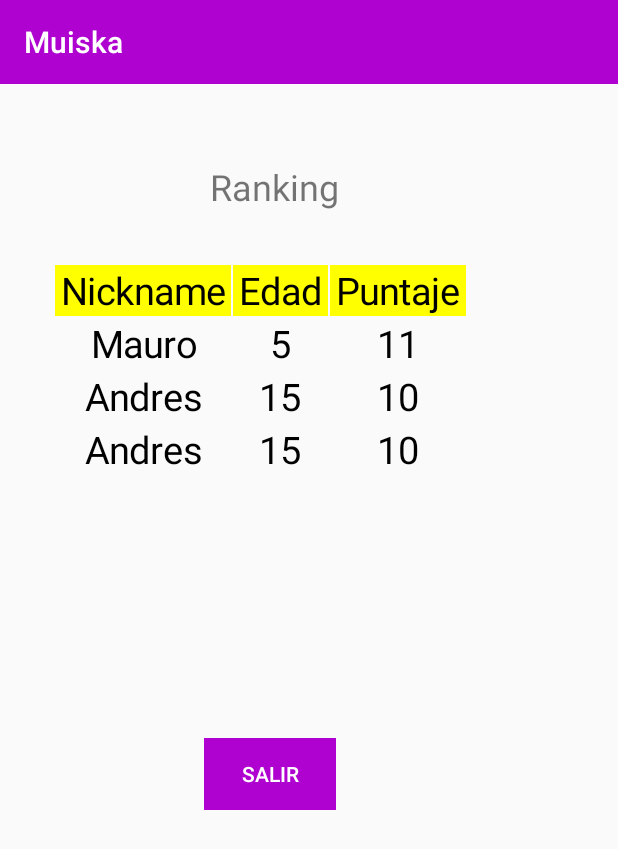
After one commit to imdevelopco/Muiska, an Android app: the ScoresActivity screen opened directly, with no data from a screen before it, on a phone screen of 412 x 824 dp. The commit adds this screen. Shown: the top 849 px of the screen. Run offline under Robolectric (Android 15) with nearby library versions, the phone set to English and light mode, and no system bars.

Commit message:
game finish.

```diff
--- /dev/null
+++ b/app/src/main/java/com/example/muiska/views/ScoresActivity.java
@@ -0,0 +1,55 @@
+package com.example.muiska.views;
+
+import androidx.appcompat.app.AppCompatActivity;
+
+import android.content.Intent;
+import android.os.Bundle;
+import android.view.View;
+import android.widget.TableLayout;
+
+import com.example.muiska.R;
+import com.example.muiska.models.AnswerQuestionsDAO;
+
+import java.util.ArrayList;
+
+public class ScoresActivity extends AppCompatActivity {
+
+    private TableLayout tb;
+    private String[] header = {"Nickname","Edad","Puntaje"};
+    private ArrayList<String[]> rows = new ArrayList<String[]>();
+    private  TableResult tableResult;
+    @Override
+    protected void onCreate(Bundle savedInstanceState) {
+        super.onCreate(savedInstanceState);
+        setContentView(R.layout.activity_scores);
+        tb = findViewById(R.id.table);
+        tb.setShrinkAllColumns(true);
+        tb.bringToFront();
+        tableResult = new TableResult(tb,getApplicationContext());
+        tableResult.addHeader(header);
+
+    }
+
+    @Override
+    protected void onResume(){
+        super.onResume();
+        tableResult.addData(fullRows());
+    }
+
+    private ArrayList<String[]> fullRows (){
+        rows.add(new String[]{"Mauro","5","11"});
+        rows.add(new String[]{"Andres","15","10"});
+        rows.add(new String[]{"Andres","15","10"});
+        return rows;
+    }
+
+    public void exitMuiska(View view){
+        finishAffinity();
+        System.exit(0);
+    }
+
+    @Override
+    public void onBackPressed(){
+        MainActivity.popup("Lo sentimos, no puedes volver.",getApplicationContext());
+    }
+}
--- /dev/null
+++ b/app/src/main/java/com/example/muiska/views/TableResult.java
@@ -0,0 +1,83 @@
+package com.example.muiska.views;
+
+import android.content.Context;
+import android.graphics.Color;
+import android.view.Gravity;
+import android.widget.TableLayout;
+import android.widget.TableRow;
+import android.widget.TextView;
+
+import com.example.muiska.models.AnswerQuestionsDAO;
+
+import java.util.ArrayList;
+
+public class TableResult {
+    private TableLayout table;
+    private TableRow row;
+    private TextView cell;
+    private String[] header;
+    private ArrayList<String[]> data;
+    private Context context;
+    private int indexC,indexR;
+
+    public TableResult(TableLayout table, Context context) {
+        this.table = table;
+        this.context = context;
+    }
+
+    public void addHeader(String[] header){
+        this.header = header;
+        createHeader();
+    }
+
+    public  void addData(ArrayList<String[]> data){
+        this.data = data;
+        createTable();
+    }
+
+    public void newRow(){
+        row = new TableRow(context);
+    }
+    public void newCell(){
+        cell = new TextView(context);
+        cell.setGravity(Gravity.CENTER);
+        cell.setTextSize(25);
+        cell.setTextColor(Color.BLACK);
+    }
+
+    public void createHeader(){
+        indexC=0;
+        newRow();
+        while (indexC<header.length){
+            newCell();
+            cell.setText(header[indexC++]);
+            cell.setBackgroundColor(Color.YELLOW);
+            row.addView(cell,params());
+        }
+        table.addView(row);
+    }
+
+    public void createTable(){
+        String dato;
+
+        for (indexR=1;indexR<=header.length;indexR++){
+            newRow();
+            for (indexC=0;indexC<header.length;indexC++){
+                newCell();
+                String[] c = data.get(indexR-1);
+                dato =(indexC<c.length)?c[indexC]:"sddsd";
+                cell.setText(dato);
+                row.addView(cell,params());
+            }
+            table.addView(row);
+        }
+    }
+    private TableRow.LayoutParams params(){
+        TableRow.LayoutParams layoutParams = new TableRow.LayoutParams();
+        layoutParams.setMargins(1,1,1,1);
+        layoutParams.weight=1;
+        return layoutParams;
+
+    }
+
+}
--- a/app/src/main/res/layout/activity_question.xml
+++ b/app/src/main/res/layout/activity_question.xml
@@ -76,6 +76,7 @@
         android:layout_height="120dp"
         android:layout_marginStart="40dp"
         android:layout_marginTop="20dp"
+        android:onClick="validateAnswerOne"
         android:visibility="visible"
         app:layout_constraintStart_toStartOf="parent"
         app:layout_constraintTop_toBottomOf="@+id/answerOnetextView"
@@ -88,6 +89,7 @@
         android:layout_height="120dp"
         android:layout_marginStart="40dp"
         android:layout_marginTop="16dp"
+        android:onClick="validateAnswerThree"
         android:visibility="visible"
         app:layout_constraintStart_toStartOf="parent"
         app:layout_constraintTop_toBottomOf="@+id/answerThreetextView"
@@ -100,6 +102,7 @@
         android:layout_height="120dp"
         android:layout_marginStart="28dp"
         android:layout_marginTop="16dp"
+        android:onClick="validateAnswerFour"
         android:visibility="visible"
         app:layout_constraintStart_toEndOf="@+id/imageAnswer3"
         app:layout_constraintTop_toBottomOf="@+id/answerFourtextView"
@@ -112,6 +115,7 @@
         android:layout_height="120dp"
         android:layout_marginStart="28dp"
         android:layout_marginTop="20dp"
+        android:onClick="validateAnswerTwo"
         android:visibility="visible"
         app:layout_constraintStart_toEndOf="@+id/imageAnswer1"
         app:layout_constraintTop_toBottomOf="@+id/answerTwotextView"
--- /dev/null
+++ b/app/src/main/res/layout/activity_scores.xml
@@ -0,0 +1,42 @@
+<?xml version="1.0" encoding="utf-8"?>
+<androidx.constraintlayout.widget.ConstraintLayout xmlns:android="http://schemas.android.com/apk/res/android"
+    xmlns:app="http://schemas.android.com/apk/res-auto"
+    xmlns:tools="http://schemas.android.com/tools"
+    android:layout_width="match_parent"
+    android:layout_height="match_parent"
+    tools:context=".views.ScoresActivity">
+
+    <TableLayout
+        android:id="@+id/table"
+        android:layout_width="275dp"
+        android:layout_height="300dp"
+        android:layout_marginStart="36dp"
+        android:layout_marginTop="120dp"
+        app:layout_constraintStart_toStartOf="parent"
+        app:layout_constraintTop_toTopOf="parent" />
+
+    <TextView
+        android:id="@+id/titleRanking"
+        android:layout_width="wrap_content"
+        android:layout_height="wrap_content"
+        android:layout_marginStart="140dp"
+        android:layout_marginTop="52dp"
+        android:text="Ranking"
+        android:textSize="24sp"
+        app:layout_constraintStart_toStartOf="parent"
+        app:layout_constraintTop_toTopOf="parent" />
+
+    <Button
+        android:id="@+id/exitButton"
+        android:layout_width="wrap_content"
+        android:layout_height="wrap_content"
+        android:layout_marginStart="136dp"
+        android:background="@color/colorPrimary"
+        android:onClick="exitMuiska"
+        android:text="Salir"
+        android:textColor="@color/fondoAPP"
+        app:layout_constraintBottom_toBottomOf="parent"
+        app:layout_constraintStart_toStartOf="parent"
+        app:layout_constraintTop_toBottomOf="@+id/table"
+        app:layout_constraintVertical_bias="0.053" />
+</androidx.constraintlayout.widget.ConstraintLayout>
```
Also changed, not shown: app/src/main/AndroidManifest.xml (+3 -5 lines), app/src/main/java/com/example/muiska/models/AnswerQuestionsDAO.java (+16 -7 lines), app/src/main/java/com/example/muiska/views/DashboardActivity.java (+16 -34 lines), app/src/main/java/com/example/muiska/views/RankingActivity.java (deleted, +0 -45 lines), app/src/main/java/com/example/muiska/views/StationResultActivity.java (+15 -6 lines), app/src/main/java/com/example/muiska/views/VideoActivity.java (+23 -1 lines), app/src/main/res/layout/activity_dashboard.xml (+4 -44 lines), app/src/main/res/layout/activity_result.xml (deleted, +0 -96 lines), app/src/main/res/layout/activity_station_result.xml (+10 -6 lines), app/src/main/res/layout/activity_video.xml (+19 -3 lines).
